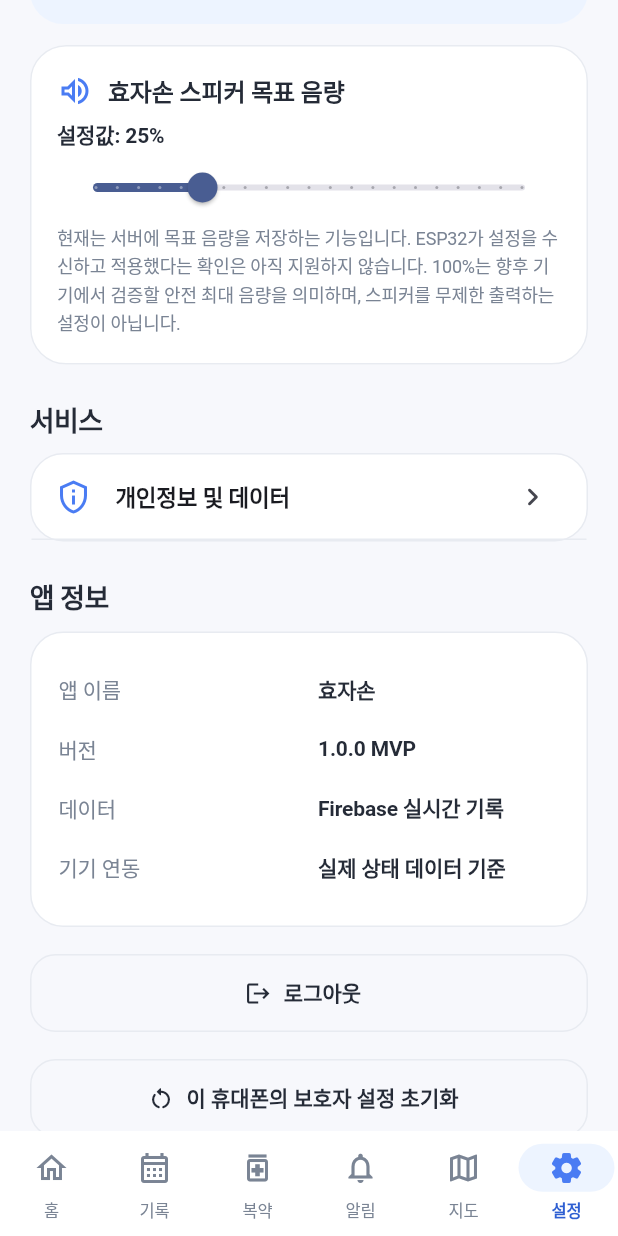
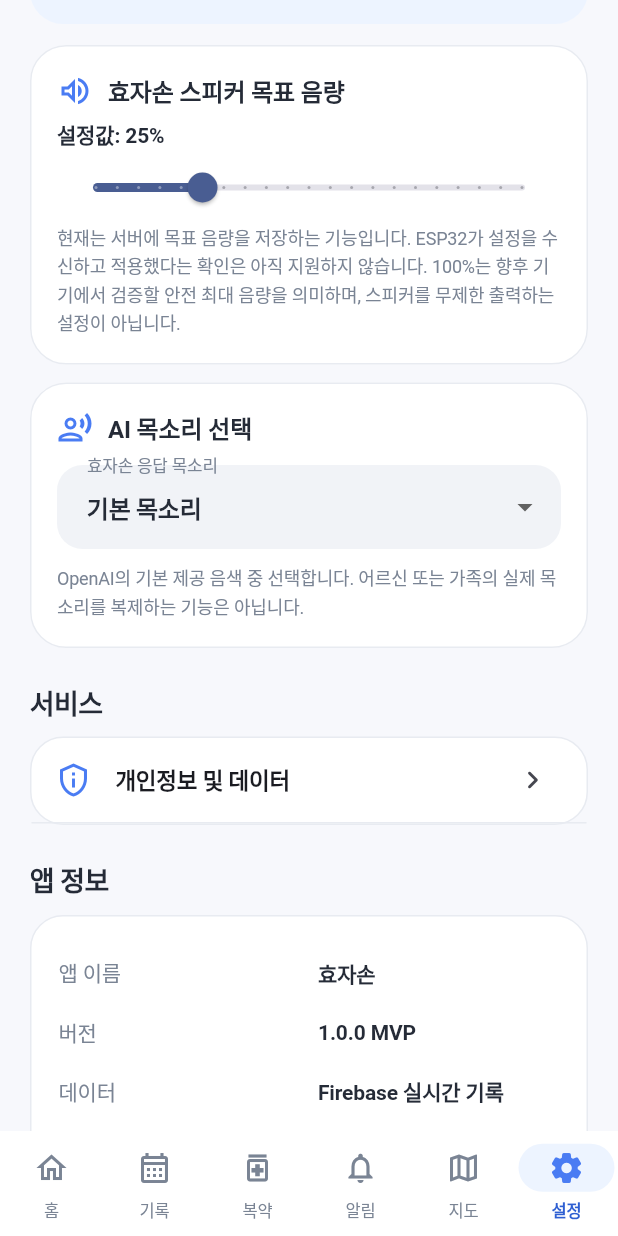
Before and after one commit to deta6033/hyojason_app, a Flutter app: the MainShell screen opened directly, item 6 of the bottom bar chosen, scrolled down 576 dp, on a phone screen of 412 x 824 dp. Run offline on Flutter 3.47's test engine with Material 3 defaults, Android fonts, the light colour scheme and no system bars; our stand-ins replace cloud_firestore, firebase_auth, firebase_core, firebase_messaging, flutter_local_notifications, flutter_map and 4 more; accounts and stored records are empty; Roboto replaces fonts that are missing (Jalnan); statements that could not run were skipped.

Commit message:
Integrate AI voice preference into guardian settings

```diff
--- a/lib/screens/settings_screen.dart
+++ b/lib/screens/settings_screen.dart
@@ -7,6 +7,7 @@ import '../models/models.dart';
 import '../state/app_state.dart';
 import 'privacy_screen.dart';
 import '../widgets/device_volume_card.dart';
+import '../widgets/device_voice_card.dart';
 import '../services/push_service.dart';
 
 class SettingsScreen extends StatelessWidget {
@@ -76,6 +77,8 @@ class SettingsScreen extends StatelessWidget {
             ),
             const SizedBox(height: 14),
             const DeviceVolumeCard(),
+            const SizedBox(height: 12),
+            const DeviceVoiceCard(),
             const SizedBox(height: 26),
             const _SectionTitle('서비스'),
             const SizedBox(height: 11),
```
